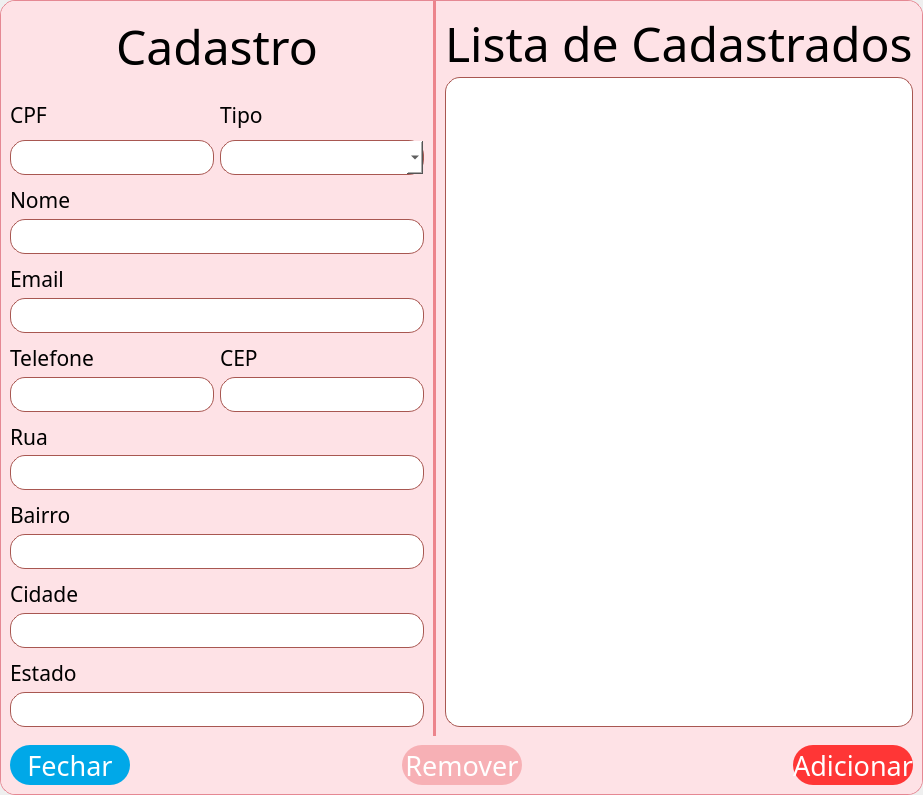
Above: arquivos .ui/Popup_Lista_pessoas.ui from jajpert/Fabrica-SW-96 before the change. Below: the same form after it.
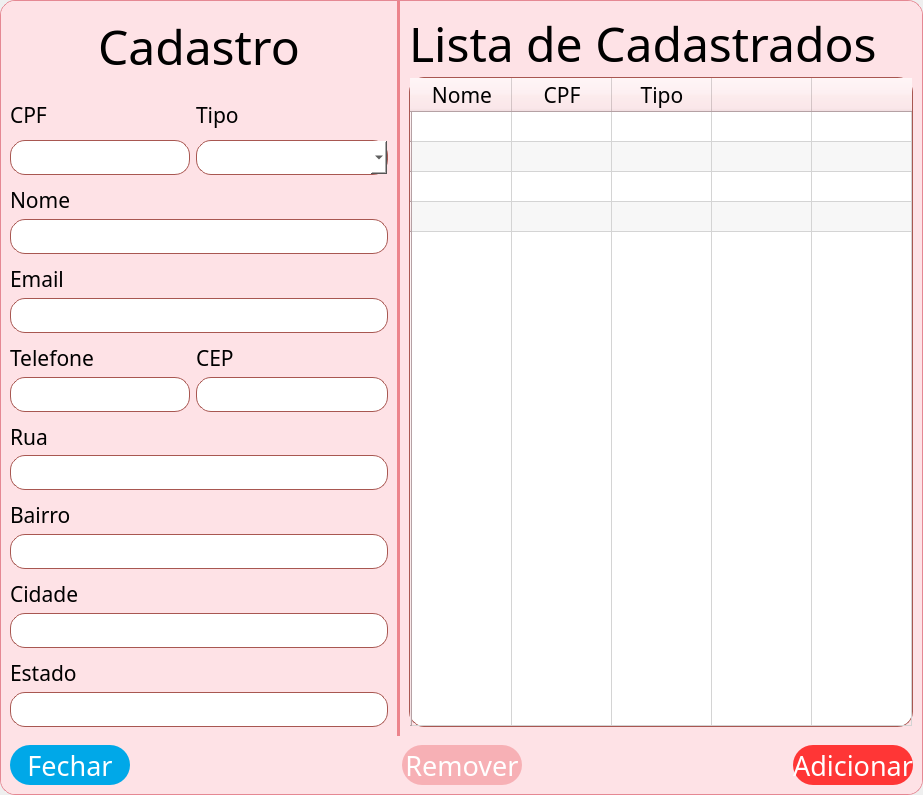
That is the form after the change.

```diff
--- a/arquivos .ui/Popup_Lista_pessoas.ui
+++ b/arquivos .ui/Popup_Lista_pessoas.ui
@@ -154,13 +154,140 @@
                 </widget>
                </item>
                <item>
-                <widget class="QListView" name="listView_lista_de_cadastrados_Oficinas_as">
+                <widget class="QTableWidget" name="tabela_lista_de_cadastro_Oficinas_as">
+                 <property name="font">
+                  <font>
+                   <family>Abel</family>
+                   <pointsize>16</pointsize>
+                  </font>
+                 </property>
                  <property name="styleSheet">
-                  <string notr="true">QListView{background-color: #fff; border-radius: 15px; padding-left: 0.5em; padding-right: 0.5em; border: 1px solid #A85751;scrollbar-width: thin;
+                  <string notr="true">QTableWidget{background-color: #fff; border-radius: 15px; padding-left: 0.5em; padding-right: 0.5em; border: 1px solid #A85751;scrollbar-width: thin;
   scrollbar-color: #F9EDEC;}
-QListView:focus{outline:0; border: 2px solid #A85751}
+QTableWidgetfocus{outline:0; border: 2px solid #A85751}
 </string>
                  </property>
+                 <property name="frameShadow">
+                  <enum>QFrame::Sunken</enum>
+                 </property>
+                 <property name="lineWidth">
+                  <number>1</number>
+                 </property>
+                 <property name="verticalScrollBarPolicy">
+                  <enum>Qt::ScrollBarAsNeeded</enum>
+                 </property>
+                 <property name="horizontalScrollBarPolicy">
+                  <enum>Qt::ScrollBarAlwaysOff</enum>
+                 </property>
+                 <property name="sizeAdjustPolicy">
+                  <enum>QAbstractScrollArea::AdjustToContentsOnFirstShow</enum>
+                 </property>
+                 <property name="alternatingRowColors">
+                  <bool>true</bool>
+                 </property>
+                 <property name="showGrid">
+                  <bool>true</bool>
+                 </property>
+                 <property name="gridStyle">
+                  <enum>Qt::SolidLine</enum>
+                 </property>
+                 <property name="sortingEnabled">
+                  <bool>false</bool>
+                 </property>
+                 <property name="wordWrap">
+                  <bool>false</bool>
+                 </property>
+                 <property name="cornerButtonEnabled">
+                  <bool>false</bool>
+                 </property>
+                 <attribute name="verticalHeaderHighlightSections">
+                  <bool>true</bool>
+                 </attribute>
+                 <attribute name="verticalHeaderShowSortIndicator" stdset="0">
+                  <bool>true</bool>
+                 </attribute>
+                 <attribute name="verticalHeaderStretchLastSection">
+                  <bool>true</bool>
+                 </attribute>
+                 <row>
+                  <property name="text">
+                   <string/>
+                  </property>
+                 </row>
+                 <row>
+                  <property name="text">
+                   <string/>
+                  </property>
+                 </row>
+                 <row>
+                  <property name="text">
+                   <string/>
+                  </property>
+                 </row>
+                 <row>
+                  <property name="text">
+                   <string/>
+                  </property>
+                 </row>
+                 <row>
+                  <property name="text">
+                   <string/>
+                  </property>
+                 </row>
+                 <column>
+                  <property name="text">
+                   <string>Nome</string>
+                  </property>
+                  <property name="font">
+                   <font>
+                    <family>Abel</family>
+                    <pointsize>16</pointsize>
+                   </font>
+                  </property>
+                 </column>
+                 <column>
+                  <property name="text">
+                   <string>CPF</string>
+                  </property>
+                  <property name="font">
+                   <font>
+                    <family>Abel</family>
+                    <pointsize>16</pointsize>
+                   </font>
+                  </property>
+                 </column>
+                 <column>
+                  <property name="text">
+                   <string>Tipo</string>
+                  </property>
+                  <property name="font">
+                   <font>
+                    <family>Abel</family>
+                    <pointsize>16</pointsize>
+                   </font>
+                  </property>
+                 </column>
+                 <column>
+                  <property name="text">
+                   <string/>
+                  </property>
+                 </column>
+                 <column>
+                  <property name="text">
+                   <string/>
+                  </property>
+                  <property name="font">
+                   <font>
+                    <family>Abel</family>
+                    <pointsize>12</pointsize>
+                   </font>
+                  </property>
+                 </column>
+                 <item row="0" column="0">
+                  <property name="text">
+                   <string/>
+                  </property>
+                 </item>
                 </widget>
                </item>
               </layout>
```
